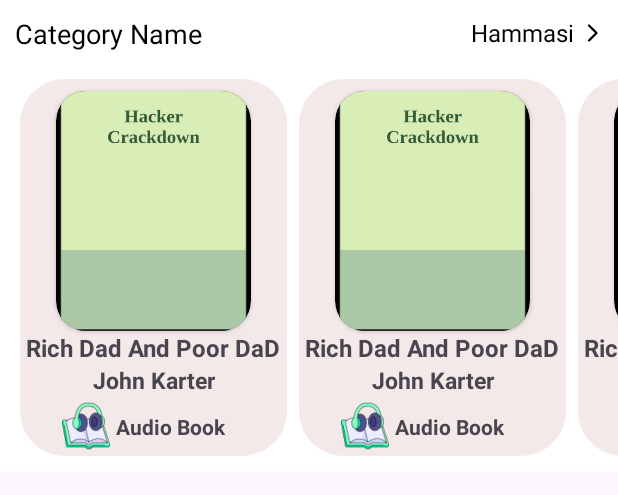
After one commit to sts0321/assaxiy_demo, an Android app: the layout item_inner_list_books.xml on its own in the app's theme, with its tools: preview values and no code run, on a phone screen of 412 x 824 dp. The commit adds this screen. Shown: the top 495 px of the screen. Run offline under Robolectric (Android 15) with nearby library versions, the phone set to English and light mode, and no system bars.

Commit message:
zor narsa

```diff
--- /dev/null
+++ b/app/src/main/res/drawable/ic_right_arrow_svgrepo_com.xml
@@ -0,0 +1,7 @@
+<vector android:height="24dp" android:viewportHeight="24"
+    android:viewportWidth="24" android:width="24dp" xmlns:android="http://schemas.android.com/apk/res/android">
+    <path android:fillColor="#00000000"
+        android:pathData="M10,7L15,12L10,17"
+        android:strokeColor="#000000" android:strokeLineCap="round"
+        android:strokeLineJoin="round" android:strokeWidth="1.5"/>
+</vector>
--- /dev/null
+++ b/app/src/main/res/layout/item_inner_list_books.xml
@@ -0,0 +1,57 @@
+<?xml version="1.0" encoding="utf-8"?>
+<androidx.constraintlayout.widget.ConstraintLayout xmlns:android="http://schemas.android.com/apk/res/android"
+    xmlns:app="http://schemas.android.com/apk/res-auto"
+    xmlns:tools="http://schemas.android.com/tools"
+    android:layout_width="match_parent"
+    android:layout_height="wrap_content"
+    android:background="#FFF">
+
+    <TextView
+        android:id="@+id/category_name"
+        android:layout_width="wrap_content"
+        android:layout_height="wrap_content"
+        android:layout_marginStart="10dp"
+        android:layout_marginTop="10dp"
+        android:text="Category Name"
+        android:textColor="#000"
+        android:textSize="18dp"
+        app:layout_constraintLeft_toLeftOf="parent"
+        app:layout_constraintTop_toTopOf="parent" />
+
+    <androidx.cardview.widget.CardView
+        android:layout_width="wrap_content"
+        android:layout_height="wrap_content"
+        android:layout_marginEnd="5dp"
+        app:cardCornerRadius="10dp"
+        app:cardElevation="0dp"
+        app:layout_constraintRight_toRightOf="parent"
+        app:layout_constraintTop_toTopOf="@id/category_name">
+
+        <TextView
+            android:id="@+id/btn_all"
+            android:layout_width="wrap_content"
+            android:layout_height="wrap_content"
+            android:background="?android:selectableItemBackground"
+            android:drawableEnd="@drawable/ic_right_arrow_svgrepo_com"
+            android:gravity="center"
+            android:paddingStart="10dp"
+            android:text="Hammasi"
+            android:textColor="#000"
+            android:textSize="16dp" />
+    </androidx.cardview.widget.CardView>
+
+    <androidx.recyclerview.widget.RecyclerView
+        android:id="@+id/rv_list_inner"
+        android:layout_width="0dp"
+        android:layout_height="wrap_content"
+        android:layout_marginVertical="10dp"
+        android:layout_marginStart="5dp"
+        android:orientation="horizontal"
+        app:layoutManager="androidx.recyclerview.widget.LinearLayoutManager"
+        app:layout_constraintBottom_toBottomOf="parent"
+        app:layout_constraintLeft_toLeftOf="parent"
+        app:layout_constraintRight_toRightOf="parent"
+        app:layout_constraintTop_toBottomOf="@id/category_name"
+        tools:itemCount="10"
+        tools:listitem="@layout/item_mybook" />
+</androidx.constraintlayout.widget.ConstraintLayout>
--- a/app/src/main/res/layout/item_mybook.xml
+++ b/app/src/main/res/layout/item_mybook.xml
@@ -36,7 +36,7 @@
         android:layout_height="wrap_content"/>
     <TextView
         android:id="@+id/author_name"
-        android:text="Adsfgdgsdggg"
+        android:text="John Karter"
         android:textStyle="bold"
         android:textSize="15dp"
         app:layout_constraintStart_toStartOf="@id/card"
```
